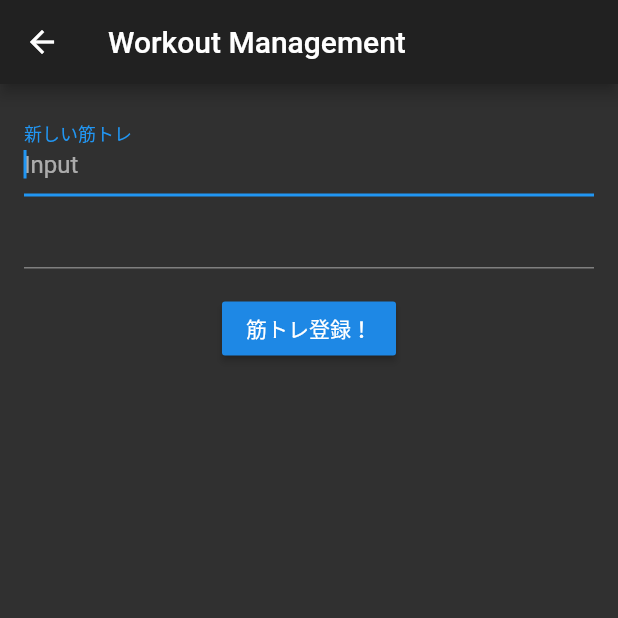
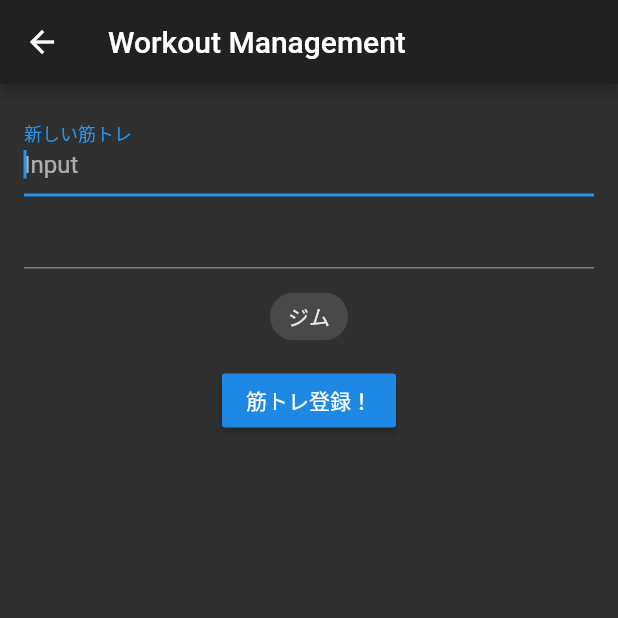
Before and after one commit to Postboll/workoutmanagement_new, a Flutter app: the screen it shows after launch, after a tap on the "touch app" icon, on a phone screen of 412 x 824 dp, the top half of it. Run offline on Flutter 3.47's test engine with Material 2 defaults, Android fonts, the phone set to English and light mode, and no system bars; our stand-ins replace cloud_firestore, firebase_core; accounts and stored records are empty.

Commit message:
リストを作成してカテゴリーを作る

```diff
--- a/lib/add/add_page.dart
+++ b/lib/add/add_page.dart
@@ -4,16 +4,47 @@ import 'package:provider/provider.dart';
 import 'package:workout_management/main_model.dart';
 
 
-class AddPage extends StatelessWidget {
+List<String> reportList = [
+  "Not relevant",
+  "Illegal",
+  "Spam",
+  "Offensive",
+  "Uncivil"
+];
 
-  final MainModel model;
+
+
+class AddPage extends StatefulWidget {
+
+  List<String> reportList;
+
+  MainModel model;
+
   AddPage(this.model);
+
+  @override
+  _AddPage createState() => _AddPage();
+
+}
+
+
+
+class _AddPage extends State<AddPage> {
+
+  String selectedChoice = "";
+
+  MainModel model;
+
+  bool isSelected = false;
 
   @override
   Widget build(BuildContext context) {
 
+
     return ChangeNotifierProvider<MainModel>.value(
+
       value: MainModel(),
+
 
       child: Scaffold(
 
@@ -23,8 +54,12 @@ class AddPage extends StatelessWidget {
 
         body: Consumer<MainModel>(builder: (context, model, child){
 
+          List<Widget> choices = List();
+
           return Padding(
+
             padding: const EdgeInsets.all(16),
+
             child: Column(
               children: [
                 TextField(
@@ -37,6 +72,7 @@ class AddPage extends StatelessWidget {
                     model.newWorkoutText = text;
                   },
                 ),
+
                 TextFormField(
                   keyboardType: TextInputType.number,
                   inputFormatters: <TextInputFormatter>[
@@ -46,9 +82,25 @@ class AddPage extends StatelessWidget {
                     model.newWorkoutDigit = text as int;
                   },
                 ),
-                SizedBox(
-                  height: 16,
+
+
+                Container(
+                  padding: const EdgeInsets.all(8.0),
+                  child: ChoiceChip(
+                    label: Text("ジム"),
+                    selected: isSelected,
+                    selectedColor: Colors.teal,
+                    onSelected: (selected) {
+                      setState (() {
+                        isSelected = selected;
+                      });
+                  },
+                  ),
+
                 ),
+
+
+
                 RaisedButton(
                   child: Text('筋トレ登録！'),
                     onPressed: () async {
--- a/lib/main.dart
+++ b/lib/main.dart
@@ -35,6 +35,7 @@ class MainPage extends StatelessWidget {
   Widget build(BuildContext context) {
 
     return ChangeNotifierProvider<MainModel>(
+
       create: (_) => MainModel()..getWorkoutListRealtime(),
 
       child: Scaffold(
@@ -91,8 +92,20 @@ class MainPage extends StatelessWidget {
                 children: workoutList
                                 .map(
                             (workout) => Material(
-                              color: Colors.teal[400],
+
+                              child:
+                                  Container(
+                                    decoration: BoxDecoration(
+                                      gradient: LinearGradient(
+                                        begin: Alignment.topLeft,
+                                        end: Alignment.bottomRight,
+                                          stops: [0.3, 1],
+                                        colors: [Colors.teal, Colors.blue]
+                                      )
+                                    ),
                                     child: CheckboxListTile(
+                                      checkColor: Colors.white,
+                                        activeColor: Colors.orange,
                                         title:
                                         Text(
                                           workout.title,
@@ -106,17 +119,14 @@ class MainPage extends StatelessWidget {
                                     ),
                                   ),
 
+
+                              ),
                             )
                                 .toList(),
                 );
-
                 }
-
             },
           );
-
-
-
 
         }),
 
```
Lines whose indentation alone changed are shown as unchanged.
